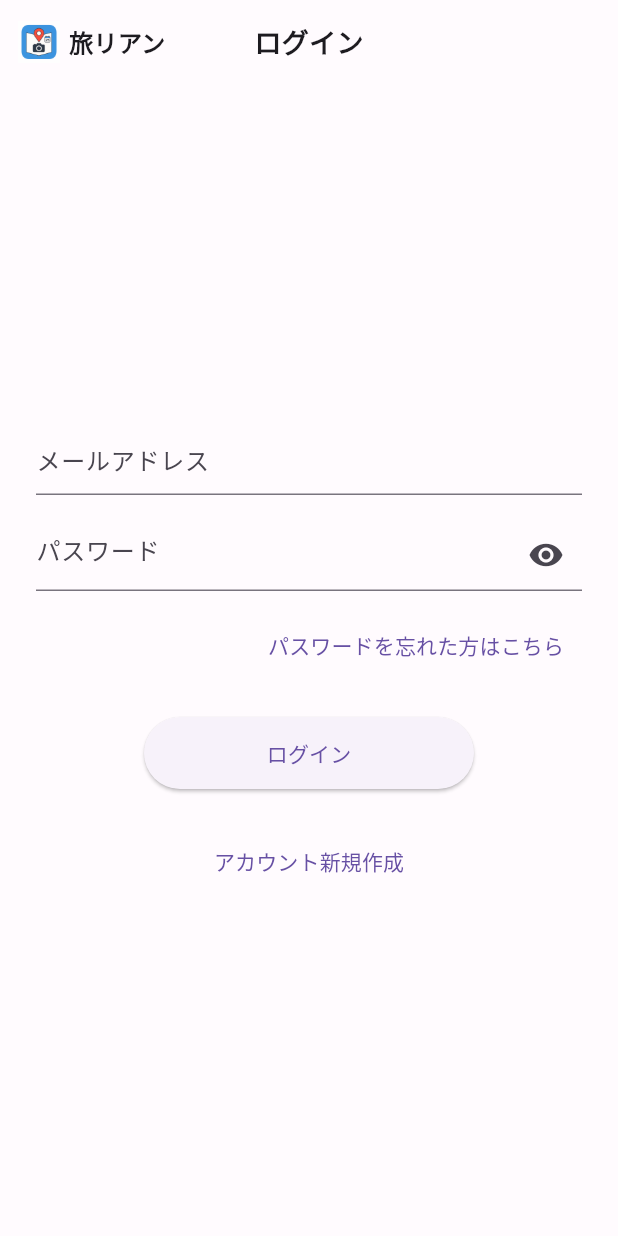
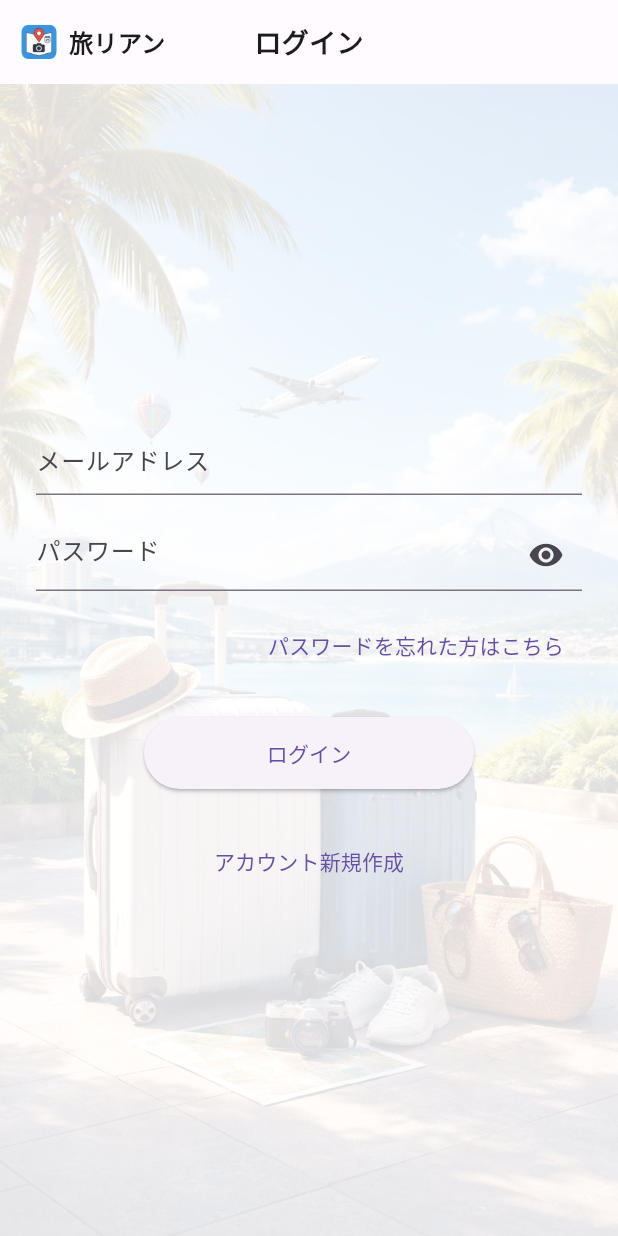
Before and after one commit to t-akimoto-wsc/moc, a Flutter app: the LoginScreen screen opened directly, on a phone screen of 412 x 824 dp. Run offline on Flutter 3.47's test engine with Material 3 defaults, Android fonts, the phone set to English and light mode, and no system bars; our stand-ins replace image_picker, shared_preferences; accounts and stored records are empty.

Commit message:
20260317

```diff
--- a/lib/si002.dart
+++ b/lib/si002.dart
@@ -46,7 +46,10 @@ class _LoginScreenState extends State<LoginScreen> {
   }
 
   PreferredSizeWidget _buildAppBar(BuildContext context) {
-    final width = MediaQuery.of(context).size.width;
+    final width = MediaQuery
+        .of(context)
+        .size
+        .width;
     final bool showAppName = width >= 360;
     final double leftWidth = showAppName ? 170 : 64;
 
@@ -194,7 +197,24 @@ class _LoginScreenState extends State<LoginScreen> {
     return Scaffold(
       backgroundColor: _bg,
       appBar: _buildAppBar(context),
-      body: _responsiveBody(),
+      body: Stack(
+        children: [
+          Positioned.fill(
+            child: Image.asset(
+              'assets/images/login_bg.png',
+              fit: BoxFit.cover,
+            ),
+          ),
+
+          Positioned.fill(
+            child: Container(
+              color: Colors.white.withOpacity(0.85),
+            ),
+          ),
+
+          _responsiveBody(),
+        ],
+      ),
     );
   }
 }
```
Also changed, not shown: lib/si007.dart (+1 -29 lines), lib/si010.dart (+35 -4 lines), assets/images/login_bg.png (added).
